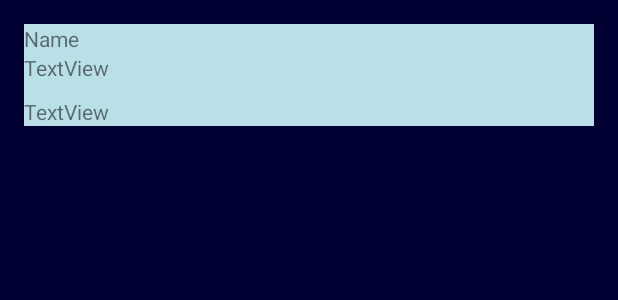
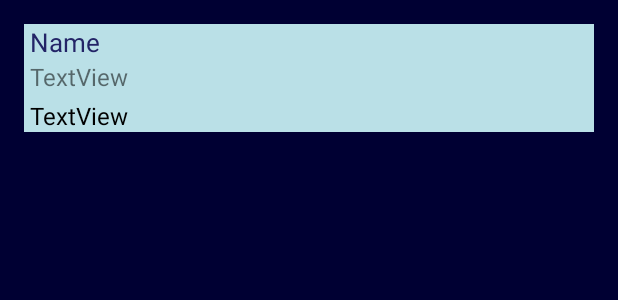
Before and after one commit to SaiCharith/Insti2.0, an Android app: the layout view_feedback.xml on its own in the app's theme, with its tools: preview values and no code run, on a phone screen of 412 x 824 dp. Shown: the top 300 px of the screen. Run offline under Robolectric (Android 15) with nearby library versions, the phone set to English and light mode, and no system bars.

Commit message:
Feedback_Implementation

```diff
--- a/app/src/main/java/iitbombay/code_catalyst/com/insti20/CustomAdapter3.java
+++ b/app/src/main/java/iitbombay/code_catalyst/com/insti20/CustomAdapter3.java
@@ -74,7 +74,8 @@ public class CustomAdapter3 extends ArrayAdapter<FeedbackInput> {
 //        url = new URL("http://image10.bizrate-images.com/resize?sq=60&uid=2216744464");
 //        Bitmap bmp = BitmapFactory.decodeStream(url.openConnection().getInputStream());
 //        img.setImageBitmap(bmp);
-        Glide.with(context).load(feedbackInput.ID).into(viewholder.img);
+        if(!(feedbackInput.ID == "")){
+        Glide.with(context).load(feedbackInput.ID).into(viewholder.img);}
         //Glide.with(context).load("https://firebasestorage.googleapis.com/v0/b/code-catalyst-asc.appspot.com/o/Hostel14%2F-Kwkbfq9THzL-QHTeud1?alt=media&token=5b767e93-3fe3-463c-8a41-55edd5e835b8").into(viewholder.img);
         //Picasso.with(context).load("http://i.imgur.com/DvpvklR.png").into(imageView);
        // Picasso.with(context).load("http://i.imgur.com/DvpvklR.png").into(viewholder.img);
--- a/app/src/main/res/layout/view_feedback.xml
+++ b/app/src/main/res/layout/view_feedback.xml
@@ -7,13 +7,13 @@
 <LinearLayout xmlns:app="http://schemas.android.com/apk/res-auto"
     android:layout_width="match_parent"
     android:layout_height="match_parent"
-    android:paddingBottom="@dimen/activity_horizontal_margin"
     android:paddingLeft="@dimen/activity_vertical_margin"
     android:paddingRight="@dimen/activity_vertical_margin"
     android:paddingTop="@dimen/activity_horizontal_margin"
     android:background="#000033"
     android:orientation="vertical"
     xmlns:android="http://schemas.android.com/apk/res/android">
+    <!--android:paddingBottom="@dimen/activity_horizontal_margin">-->
 
         <RelativeLayout
             android:layout_width="wrap_content"
@@ -25,6 +25,9 @@
                 android:id="@+id/name"
                 android:layout_width="match_parent"
                 android:layout_height="wrap_content"
+                android:textSize="17dp"
+                android:textColor="#232467"
+                android:paddingLeft="4dp"
                 android:text="Name" />
 
             <TextView
@@ -32,36 +35,34 @@
                 android:layout_width="match_parent"
                 android:layout_height="wrap_content"
                 android:layout_below="@id/name"
+                android:textSize="16dp"
+                android:paddingLeft="4dp"
                 android:text="TextView" />
-
-            <!--<ImageView-->
-                <!--android:id="@+id/imgview"-->
-                <!--android:layout_width="wrap_content"-->
-                <!--android:layout_height="wrap_content"-->
-                <!--android:layout_below="@+id/description"-->
-                <!--android:layout_marginLeft="63dp"-->
-                <!--android:layout_marginStart="63dp"-->
-                <!--app:srcCompat="@drawable/common_full_open_on_phone" />-->
 
             <ImageView
                 android:id="@+id/imgview"
+                android:paddingLeft="20dp"
+                android:paddingRight="20dp"
+                android:paddingTop="2dp"
+                android:paddingBottom="2dp"
                 android:layout_width="match_parent"
                 android:layout_height="wrap_content"
                 android:layout_below="@id/description"
+                android:scaleType="fitCenter"
                  />
 
             <TextView
                 android:id="@+id/feedback"
+                android:paddingLeft="4dp"
                 android:layout_width="match_parent"
                 android:layout_height="wrap_content"
                 android:layout_below="@id/imgview"
-                android:paddingTop="10dp"
-                android:text="TextView " />
-
+                android:textSize="16dp"
+                android:textColor="#000000"
+                android:text="TextView "/>
+                <!--android:paddingTop="10dp"/>-->
 
         </RelativeLayout>
-
-
 
 </LinearLayout>
 
--- a/app/src/main/res/layout/view_feedback_list.xml
+++ b/app/src/main/res/layout/view_feedback_list.xml
@@ -2,7 +2,8 @@
 <LinearLayout xmlns:android="http://schemas.android.com/apk/res/android"
     xmlns:app="http://schemas.android.com/apk/res-auto"
     android:orientation="vertical" android:layout_width="match_parent"
-    android:layout_height="match_parent">
+    android:layout_height="match_parent"
+    android:background="#000033">
 
 
     <!--<ImageView-->
```
